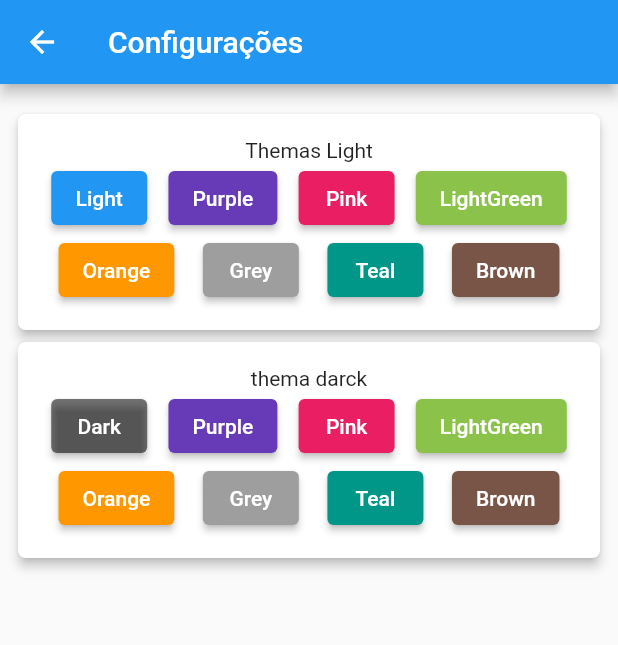
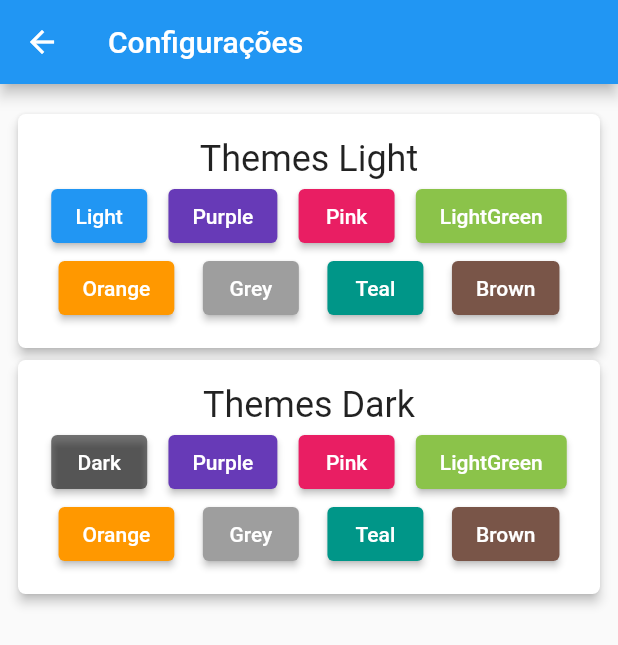
Before and after one commit to wolfxweb/app_diario, a Flutter app: the screen it shows after launch, after a tap on the "location history" icon, on a phone screen of 412 x 824 dp. Shown: the top 645 px of the screen. Run offline on Flutter 3.47's test engine with Material 2 defaults, Android fonts, the phone set to English and light mode, and no system bars; our stand-ins replace calendar_timeline, date_picker_timeline, file_picker, rflutter_alert, rxdart, sqflite and 2 more; missing offline and left inert: bloc_pattern, filesystem_picker, flutter_quill, flutter_quill_extensions, stacked_themes, universal_html and 1 more; accounts and stored records are empty; generated files the repository leaves out were written again.

```diff
--- a/lib/config/theme_setup.dart
+++ b/lib/config/theme_setup.dart
@@ -12,7 +12,7 @@ class ThemeSetup {
         Colors.deepPurple, // cor pimaria primaryColor
         Colors.blue, //backgroundColor
         Colors.white, //button
-        Colors.grey, // headline
+        Colors.black54, // headline
         Colors.white,//onPrimary  cor texto botão
         Brightness.light, //brightness
       ),
@@ -22,7 +22,7 @@ class ThemeSetup {
         Colors.pink, // cor pimaria primaryColor
         Colors.blue, //backgroundColor
         Colors.white, //button
-        Colors.grey, // headline
+        Colors.black54, // headline
         Colors.white,//onPrimary  cor texto botão
         Brightness.light, //brightness
       ),
@@ -32,7 +32,7 @@ class ThemeSetup {
         Colors.lightGreen, // cor pimaria primaryColor
         Colors.blue, //backgroundColor
         Colors.white, //button
-        Colors.grey, // headline
+        Colors.black54, // headline
         Colors.white,//onPrimary  cor texto botão
         Brightness.light, //brightness
       ),
@@ -42,7 +42,7 @@ class ThemeSetup {
         Colors.orange, // cor pimaria primaryColor
         Colors.blue, //backgroundColor
         Colors.white, //button
-        Colors.grey, // headline
+        Colors.black54, // headline
         Colors.white,//onPrimary  cor texto botão
         Brightness.light, //brightness
       ),
@@ -52,7 +52,7 @@ class ThemeSetup {
         Colors.grey, // cor pimaria primaryColor
         Colors.blue, //backgroundColor
         Colors.white, //button
-        Colors.grey, // headline
+        Colors.black54, // headline
         Colors.white,//onPrimary  cor texto botão
         Brightness.light, //brightness
       ),
@@ -62,7 +62,7 @@ class ThemeSetup {
         Colors.teal, // cor pimaria primaryColor
         Colors.blue, //backgroundColor
         Colors.white, //button
-        Colors.grey, // headline
+        Colors.black54, // headline
         Colors.white,//onPrimary  cor texto botão
         Brightness.light, //brightness
       ),
@@ -72,7 +72,7 @@ class ThemeSetup {
         Colors.brown, // cor pimaria primaryColor
         Colors.blue, //backgroundColor
         Colors.white, //button
-        Colors.grey, // headline
+        Colors.black54, // headline
         Colors.white,//onPrimary  cor texto botão
         Brightness.light, //brightness
       ),
@@ -84,7 +84,7 @@ class ThemeSetup {
           Colors.deepPurple, // cor pimaria primaryColor
           Colors.blue, //backgroundColor
           Colors.white, //button
-          Colors.grey, // headline
+          Colors.white, // headline
           Colors.white,//onPrimary  cor texto botão
           Brightness.dark, //brightness
           ),
@@ -94,7 +94,7 @@ class ThemeSetup {
         Colors.pink, // cor pimaria primaryColor
         Colors.blue, //backgroundColor
         Colors.white, //button
-        Colors.grey, // headline
+        Colors.white, // headline
         Colors.white,//onPrimary  cor texto botão
         Brightness.dark, //brightness
       ),
@@ -104,7 +104,7 @@ class ThemeSetup {
         Colors.lightGreen, // cor pimaria primaryColor
         Colors.blue, //backgroundColor
         Colors.white, //button
-        Colors.grey, // headline
+        Colors.white, // headline
         Colors.white,//onPrimary  cor texto botão
         Brightness.dark, //brightness
       ),
@@ -114,7 +114,7 @@ class ThemeSetup {
         Colors.orange, // cor pimaria primaryColor
         Colors.blue, //backgroundColor
         Colors.white, //button
-        Colors.grey, // headline
+        Colors.white, // headline
         Colors.white,//onPrimary  cor texto botão
         Brightness.dark, //brightness
       ),
@@ -124,7 +124,7 @@ class ThemeSetup {
         Colors.grey, // cor pimaria primaryColor
         Colors.blue, //backgroundColor
         Colors.white, //button
-        Colors.grey, // headline
+        Colors.white, // headline
         Colors.white,//onPrimary  cor texto botão
         Brightness.dark, //brightness
       ),
@@ -134,7 +134,7 @@ class ThemeSetup {
         Colors.teal, // cor pimaria primaryColor
         Colors.blue, //backgroundColor
         Colors.white, //button
-        Colors.grey, // headline
+        Colors.white, // headline
         Colors.white,//onPrimary  cor texto botão
         Brightness.dark, //brightness
       ),
@@ -144,7 +144,7 @@ class ThemeSetup {
         Colors.brown, // cor pimaria primaryColor
         Colors.blue, //backgroundColor
         Colors.white, //button
-        Colors.grey, // headline
+        Colors.white,// headline
         Colors.white,//onPrimary  cor texto botão
         Brightness.dark, //brightness
       ),
--- a/lib/templates/tabs/tabConfiguracoes.dart
+++ b/lib/templates/tabs/tabConfiguracoes.dart
@@ -34,7 +34,7 @@ class _TabConfiguracoesState extends State<TabConfiguracoes> {
               child: Column(
 
                 children: [
-                  Text("Themas Light"),
+                 const  Text("Themes Light",  style: TextStyle( fontSize:24),),
                   Column(
                     children: [
                       Row(
@@ -110,7 +110,7 @@ class _TabConfiguracoesState extends State<TabConfiguracoes> {
               padding: const EdgeInsets.symmetric(horizontal: 8, vertical:16),
               child: Column(
                 children: [
-                  Text("thema darck"),
+                  const  Text("Themes Dark",  style: TextStyle( fontSize:24),),
                   Row(
                     mainAxisAlignment: MainAxisAlignment.spaceEvenly,
                     children: [
--- a/lib/templates/tabs/tabHome.dart
+++ b/lib/templates/tabs/tabHome.dart
@@ -51,7 +51,12 @@ class _TabHomeState extends State<TabHome> {
                 child:Container() ,
               ),
 
-              Container(
+              Card(
+                elevation: 5,
+                shape: RoundedRectangleBorder(
+                  borderRadius: BorderRadius.circular(5.0),
+                ),
+                child: Container(
                     padding: const EdgeInsets.symmetric(vertical: 10.0, horizontal: 0.0),
                   decoration: BoxDecoration(
                      color: Theme.of(context).primaryColor,
@@ -82,6 +87,7 @@ class _TabHomeState extends State<TabHome> {
                    // locale: 'pt_ISO',
                   )
 
+                ),
               ),
               SizedBox(
               //  width: 20,
```
Lines whose indentation alone changed are shown as unchanged.
